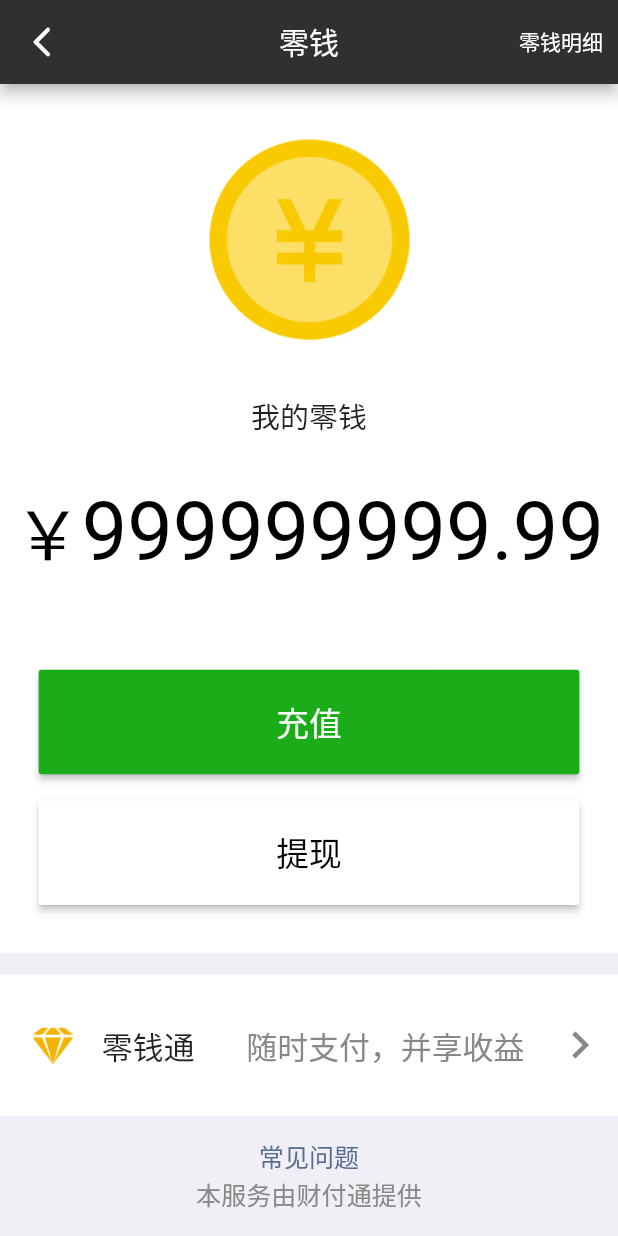
After one commit to j787701730/wx_flutter, a Flutter app: the Balance screen opened directly, on a phone screen of 412 x 824 dp. The commit adds this screen. Run offline on Flutter 3.47's test engine with Material 2 defaults, Android fonts, the phone set to English and light mode, and no system bars; our stand-ins replace flutter_screenutil, flutter_slidable; missing offline and left inert: qrscan.

Commit message:
添加钱包详情页面

```diff
--- /dev/null
+++ b/lib/pages/balance.dart
@@ -0,0 +1,184 @@
+import 'package:flutter/material.dart';
+import 'package:flutter_screenutil/flutter_screenutil.dart';
+
+class Balance extends StatefulWidget {
+  @override
+  _BalanceState createState() => _BalanceState();
+}
+
+class _BalanceState extends State<Balance> {
+  @override
+  Widget build(BuildContext context) {
+    ScreenUtil.instance = ScreenUtil(width: 640, height: 1136)..init(context);
+    return Scaffold(
+      appBar: AppBar(
+        title: Text('零钱'),
+        actions: <Widget>[
+          InkWell(
+            child: Container(
+              margin: EdgeInsets.only(right: 10),
+              child: Center(
+                child: Text('零钱明细'),
+              ),
+            ),
+            onTap: () {
+//            Navigator.push(
+//              context,
+//              new MaterialPageRoute(builder: (context) => new ChatDetail()),
+//            );
+            },
+          )
+        ],
+      ),
+      body: Container(
+        color: Colors.white,
+        child: ListView(
+          children: <Widget>[
+            Container(
+              padding: EdgeInsets.only(
+                top: ScreenUtil.getInstance().setHeight(50.0),
+                bottom: ScreenUtil.getInstance().setHeight(50.0),
+              ),
+              child: Image.asset(
+                'images/balance.png',
+                width: ScreenUtil.getInstance().setWidth(186.0),
+                height: ScreenUtil.getInstance().setHeight(186.0),
+                fit: BoxFit.fitHeight,
+              ),
+            ),
+            Container(
+              child: Center(
+                child: Text(
+                  '我的零钱',
+                  style: TextStyle(fontSize: ScreenUtil.getInstance().setSp(30.0)),
+                ),
+              ),
+            ),
+            Container(
+              margin: EdgeInsets.only(top: ScreenUtil.getInstance().setHeight(40.0)),
+              child: Center(
+                child: RichText(
+                  maxLines: 1,
+                  overflow: TextOverflow.ellipsis,
+                  text: TextSpan(
+                      text: '￥',
+                      children: <TextSpan>[
+                        TextSpan(
+                          text: '999999999.99',
+                          style: TextStyle(fontSize: ScreenUtil.getInstance().setSp(84.0)),
+                        )
+                      ],
+                      style: TextStyle(color: Colors.black, fontSize: ScreenUtil.getInstance().setSp(70.0))),
+                ),
+              ),
+            ),
+            Container(
+              margin: EdgeInsets.only(top: ScreenUtil.getInstance().setHeight(80.0)),
+              padding: EdgeInsets.only(
+                left: ScreenUtil.getInstance().setWidth(40.0),
+                right: ScreenUtil.getInstance().setWidth(40.0),
+              ),
+              child: RaisedButton(
+                onPressed: () {},
+                child: Text(
+                  '充值',
+                  style: TextStyle(fontSize: ScreenUtil.getInstance().setSp(34.0)),
+                ),
+                textColor: Colors.white,
+                color: Color(0xff1AAD19),
+                padding: EdgeInsets.only(
+                  top: ScreenUtil.getInstance().setHeight(26.0),
+                  bottom: ScreenUtil.getInstance().setHeight(26.0),
+                ),
+              ),
+            ),
+            Container(
+              margin: EdgeInsets.only(
+                  top: ScreenUtil.getInstance().setHeight(24.0), bottom: ScreenUtil.getInstance().setHeight(44.0)),
+              padding: EdgeInsets.only(
+                left: ScreenUtil.getInstance().setWidth(40.0),
+                right: ScreenUtil.getInstance().setWidth(40.0),
+              ),
+              child: RaisedButton(
+                onPressed: () {},
+                child: Text(
+                  '提现',
+                  style: TextStyle(fontSize: ScreenUtil.getInstance().setSp(34.0)),
+                ),
+                textColor: Colors.black,
+                color: Colors.white,
+                padding: EdgeInsets.only(
+                  top: ScreenUtil.getInstance().setHeight(26.0),
+                  bottom: ScreenUtil.getInstance().setHeight(26.0),
+                ),
+              ),
+            ),
+            Container(
+              height: ScreenUtil.getInstance().setHeight(20.0),
+              color: Color(0xffEFEFF5),
+            ),
+            Container(
+              padding: EdgeInsets.only(
+                top: ScreenUtil.getInstance().setHeight(40.0),
+                bottom: ScreenUtil.getInstance().setHeight(40.0),
+                left: ScreenUtil.getInstance().setHeight(30.0),
+                right: ScreenUtil.getInstance().setHeight(10.0),
+              ),
+              child: Row(
+                mainAxisAlignment: MainAxisAlignment.spaceBetween,
+                crossAxisAlignment: CrossAxisAlignment.center,
+                children: <Widget>[
+                  Image.asset(
+                    'images/diamonds.png',
+                    width: ScreenUtil.getInstance().setWidth(42.0),
+                    fit: BoxFit.fitWidth,
+                  ),
+                  Container(
+                    padding: EdgeInsets.only(
+//                      left: ScreenUtil.getInstance().setWidth(24.0),
+//                      right: ScreenUtil.getInstance().setWidth(34.0),
+                        ),
+                    child: Text(
+                      '零钱通',
+                      style: TextStyle(fontSize: ScreenUtil.getInstance().setSp(32.0)),
+                    ),
+                  ),
+                  Container(
+                    padding: EdgeInsets.only(
+                      left: ScreenUtil.getInstance().setWidth(24.0),
+//                      right: ScreenUtil.getInstance().setWidth(24.0),
+                    ),
+                    child: Text(
+                      '随时支付，并享收益',
+                      style: TextStyle(fontSize: ScreenUtil.getInstance().setSp(32.0), color: Color(0xff888888)),
+                    ),
+                  ),
+                  Icon(Icons.chevron_right, size: ScreenUtil.getInstance().setSp(56.0), color: Color(0xff888888))
+                ],
+              ),
+            ),
+            Container(
+              padding: EdgeInsets.only(
+                top: ScreenUtil.getInstance().setWidth(24.0),
+                bottom: ScreenUtil.getInstance().setWidth(24.0),
+              ),
+              color: Color(0xffEFEFF5),
+              child: Column(
+                children: <Widget>[
+                  Text(
+                    '常见问题',
+                    style: TextStyle(color: Color(0xff576B95), fontSize: ScreenUtil.getInstance().setSp(26.0)),
+                  ),
+                  Text(
+                    '本服务由财付通提供',
+                    style: TextStyle(color: Color(0xff888888), fontSize: ScreenUtil.getInstance().setSp(26.0)),
+                  )
+                ],
+              ),
+            ),
+          ],
+        ),
+      ),
+    );
+  }
+}
--- a/lib/pages/wallet.dart
+++ b/lib/pages/wallet.dart
@@ -1,5 +1,6 @@
 import 'package:flutter/material.dart';
 import 'package:flutter_screenutil/flutter_screenutil.dart';
+import 'balance.dart';
 
 class Wallet extends StatefulWidget {
   @override
@@ -180,6 +181,13 @@
                 ),
                 Expanded(
                   flex: 1,
+                  child: GestureDetector(
+                    onTap: () {
+                      Navigator.push(
+                        context,
+                        new MaterialPageRoute(builder: (context) => new Balance()),
+                      );
+                    },
                     child: Column(
                       children: <Widget>[
                         Icon(
@@ -196,6 +204,7 @@
                           style: TextStyle(color: Color(0xffB4B7BC), fontSize: ScreenUtil.getInstance().setSp(24.0)),
                         )
                       ],
+                    ),
                   ),
                 ),
                 Expanded(
@@ -287,6 +296,7 @@
                             decoration: BoxDecoration(
                                 color: Colors.white,
                                 border: Border(
+                                    left: BorderSide(color: Colors.white),
                                     bottom: BorderSide(color: Color(0xffE0E0E0)),
                                     right: (item['list'].indexOf(list) % 3 == 0 || item['list'].indexOf(list) % 3 == 1)
                                         ? BorderSide(color: Color(0xffE0E0E0))
```
Also changed, not shown: images/balance.png (added), images/diamonds.png (added). Lines whose indentation alone changed are shown as unchanged.
